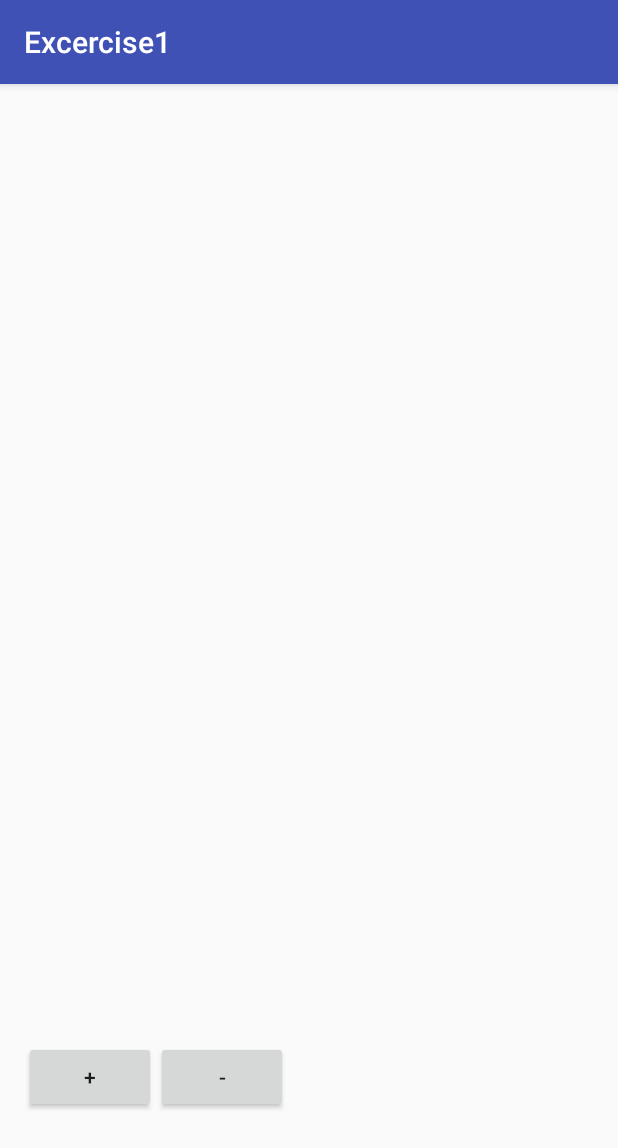
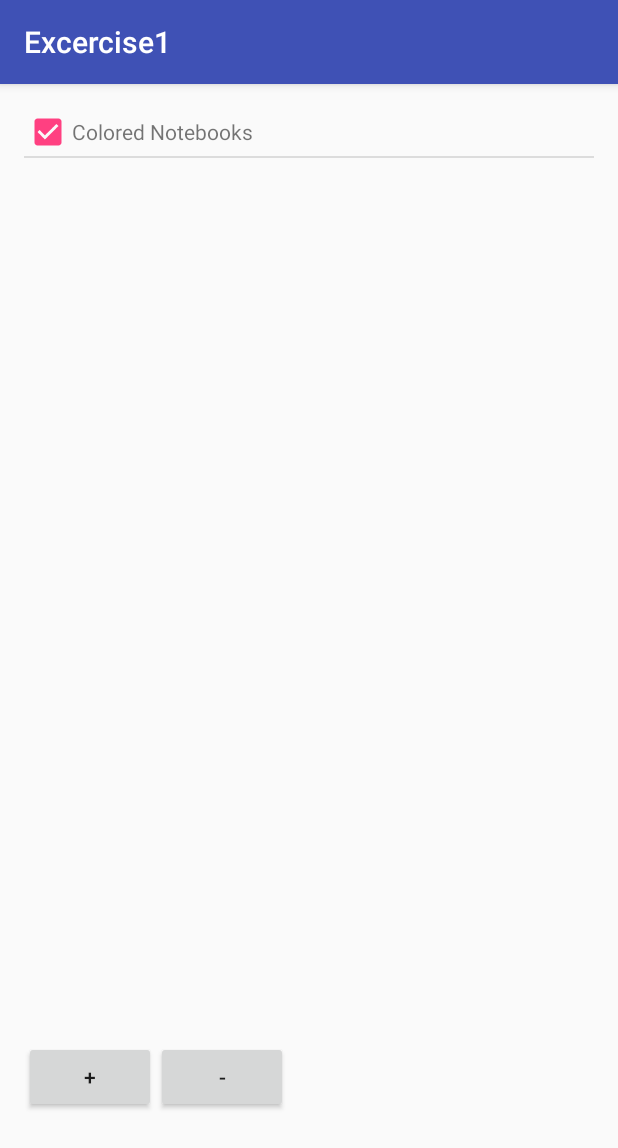
Before and after one commit to xShivan/PJATK-Android, an Android app: the ProductListActivity screen opened directly, with no data from a screen before it, on a phone screen of 412 x 824 dp. Shown: the top 1148 px of the screen. Run offline under Robolectric (Android 15) with nearby library versions, the phone set to English and light mode, and no system bars.

Commit message:
Przepisanie listy na adapter pod obsługę checkboxów.

```diff
--- /dev/null
+++ b/Excercise1/app/src/main/java/net/xshivan/excercise1/Adapters/ProductListViewAdapter.java
@@ -0,0 +1,71 @@
+package net.xshivan.excercise1.Adapters;
+
+import android.app.Activity;
+import android.view.LayoutInflater;
+import android.view.View;
+import android.view.ViewGroup;
+import android.widget.BaseAdapter;
+import android.widget.CheckBox;
+import android.widget.TextView;
+
+import java.util.ArrayList;
+import java.util.HashMap;
+
+import net.xshivan.excercise1.R;
+
+public class ProductListViewAdapter extends BaseAdapter {
+
+    private Activity activity;
+
+    public ArrayList<HashMap> list;
+
+    public ProductListViewAdapter(Activity activity, ArrayList<HashMap> list) {
+        super();
+
+        this.activity = activity;
+        this.list = list;
+    }
+
+    @Override
+    public int getCount() {
+        return list.size();
+    }
+
+    @Override
+    public Object getItem(int i) {
+        return list.get(i);
+    }
+
+    @Override
+    public long getItemId(int i) {
+        return 0;
+    }
+
+    @Override
+    public View getView(int position, View convertView, ViewGroup viewGroup) {
+        ProductListItemViewModel productListItemViewModel;
+        LayoutInflater inflater =  activity.getLayoutInflater();
+
+        if (convertView == null)
+        {
+            convertView = inflater.inflate(R.layout.product_list_item, null);
+            productListItemViewModel = new ProductListItemViewModel();
+            productListItemViewModel.textViewProductName = (TextView) convertView.findViewById(R.id.textViewProductName);
+            productListItemViewModel.checkBoxIsPurchased = (CheckBox) convertView.findViewById(R.id.checkBoxIsPurchased);
+            convertView.setTag(productListItemViewModel);
+        }
+        else
+            productListItemViewModel = (ProductListItemViewModel) convertView.getTag();
+
+        HashMap map = list.get(position);
+        productListItemViewModel.textViewProductName.setText((String) map.get(ProductListViewItemColumns.COLUMN_PRODUCT_NAME));
+        productListItemViewModel.checkBoxIsPurchased.setChecked((Boolean) map.get(ProductListViewItemColumns.COLUMN_IS_PURCHASED));
+
+        return convertView;
+    }
+
+    private class ProductListItemViewModel {
+        public CheckBox checkBoxIsPurchased;
+        public TextView textViewProductName;
+    }
+}
--- /dev/null
+++ b/Excercise1/app/src/main/java/net/xshivan/excercise1/Adapters/ProductListViewItemColumns.java
@@ -0,0 +1,6 @@
+package net.xshivan.excercise1.Adapters;
+
+public class ProductListViewItemColumns {
+    public static final String COLUMN_PRODUCT_NAME = "textViewProductName";
+    public static final String COLUMN_IS_PURCHASED = "checkBoxIsPurchased";
+}
--- a/Excercise1/app/src/main/java/net/xshivan/excercise1/ProductListActivity.java
+++ b/Excercise1/app/src/main/java/net/xshivan/excercise1/ProductListActivity.java
@@ -2,20 +2,25 @@ package net.xshivan.excercise1;
 
 import android.app.AlertDialog;
 import android.content.DialogInterface;
+import android.content.DialogInterface.OnClickListener;
 import android.support.v7.app.AppCompatActivity;
 import android.os.Bundle;
 import android.text.InputType;
 import android.view.View;
-import android.widget.ArrayAdapter;
 import android.widget.EditText;
 import android.widget.ListView;
 
+import net.xshivan.excercise1.Adapters.ProductListViewAdapter;
+import net.xshivan.excercise1.Adapters.ProductListViewItemColumns;
+
 import java.util.ArrayList;
-import java.util.List;
+import java.util.HashMap;
 
 public class ProductListActivity extends AppCompatActivity {
 
-    private List<String> productList = new ArrayList<String>();
+    private ArrayList<HashMap> productList = new ArrayList<HashMap>();
+
+    private ProductListViewAdapter productListViewAdapter = new ProductListViewAdapter(this, productList);
 
     public void handleBtnAddProductClick(View view) {
         final EditText input = new EditText(this);
@@ -26,14 +31,14 @@ public class ProductListActivity extends AppCompatActivity {
             .setMessage("Type in your product:")
             .setView(input)
             .setCancelable(true)
-            .setPositiveButton("Add", new DialogInterface.OnClickListener() {
+            .setPositiveButton("Add", new OnClickListener() {
                 public void onClick(DialogInterface dialog, int id) {
                     String product = input.getText().toString();
                     addProduct(product);
                     dialog.cancel();
                 }
             })
-            .setNegativeButton("Cancel", new DialogInterface.OnClickListener() {
+            .setNegativeButton("Cancel", new OnClickListener() {
                 public void onClick(DialogInterface dialog, int id) {
                     dialog.cancel();
                 }
@@ -49,18 +54,26 @@ public class ProductListActivity extends AppCompatActivity {
     protected void onCreate(Bundle savedInstanceState) {
         super.onCreate(savedInstanceState);
         setContentView(R.layout.activity_product_list);
+
+        getInitialProductList();
+        ListView listViewProducts = (ListView) findViewById(R.id.listViewProducts);
+
+        listViewProducts.setAdapter(productListViewAdapter);
+        productListViewAdapter.notifyDataSetChanged();
+    }
+
+    private void getInitialProductList() {
+        HashMap temp = new HashMap();
+        temp.put(ProductListViewItemColumns.COLUMN_PRODUCT_NAME, "Colored Notebooks");
+        temp.put(ProductListViewItemColumns.COLUMN_IS_PURCHASED, true);
+        productList.add(temp);
     }
 
     private void addProduct(String product) {
-        ListView listView = getProductListView();
-        ArrayAdapter<String> arrayAdapter = new ArrayAdapter<String>(this, R.layout.product_list_item, productList);
-        listView.setAdapter(arrayAdapter);
-
-        arrayAdapter.add(product);
-        arrayAdapter.notifyDataSetChanged();
-    }
-
-    private ListView getProductListView() {
-        return (ListView) findViewById(R.id.listViewProducts);
+        HashMap temp = new HashMap();
+        temp.put(ProductListViewItemColumns.COLUMN_PRODUCT_NAME, product);
+        temp.put(ProductListViewItemColumns.COLUMN_IS_PURCHASED, false);
+        productList.add(temp);
+        productListViewAdapter.notifyDataSetChanged();
     }
 }
--- a/Excercise1/app/src/main/res/layout/product_list_item.xml
+++ b/Excercise1/app/src/main/res/layout/product_list_item.xml
@@ -1,4 +1,17 @@
 <?xml version="1.0" encoding="utf-8"?>
-<TextView xmlns:android="http://schemas.android.com/apk/res/android"
-    android:layout_width="match_parent" android:layout_height="match_parent">
-</TextView>
+<LinearLayout xmlns:android="http://schemas.android.com/apk/res/android"
+    android:layout_width="match_parent"
+    android:layout_height="match_parent">
+    <CheckBox
+        android:text=""
+        android:layout_width="wrap_content"
+        android:layout_height="wrap_content"
+        android:id="@+id/checkBoxIsPurchased" />
+
+    <TextView
+        android:text="Product name"
+        android:layout_width="wrap_content"
+        android:layout_height="wrap_content"
+        android:id="@+id/textViewProductName"
+        android:layout_weight="1" />
+</LinearLayout>
--- a/Excercise1/build.gradle
+++ b/Excercise1/build.gradle
@@ -5,7 +5,7 @@ buildscript {
         jcenter()
     }
     dependencies {
-        classpath 'com.android.tools.build:gradle:2.2.0'
+        classpath 'com.android.tools.build:gradle:2.2.2'
 
         // NOTE: Do not place your application dependencies here; they belong
         // in the individual module build.gradle files
```
